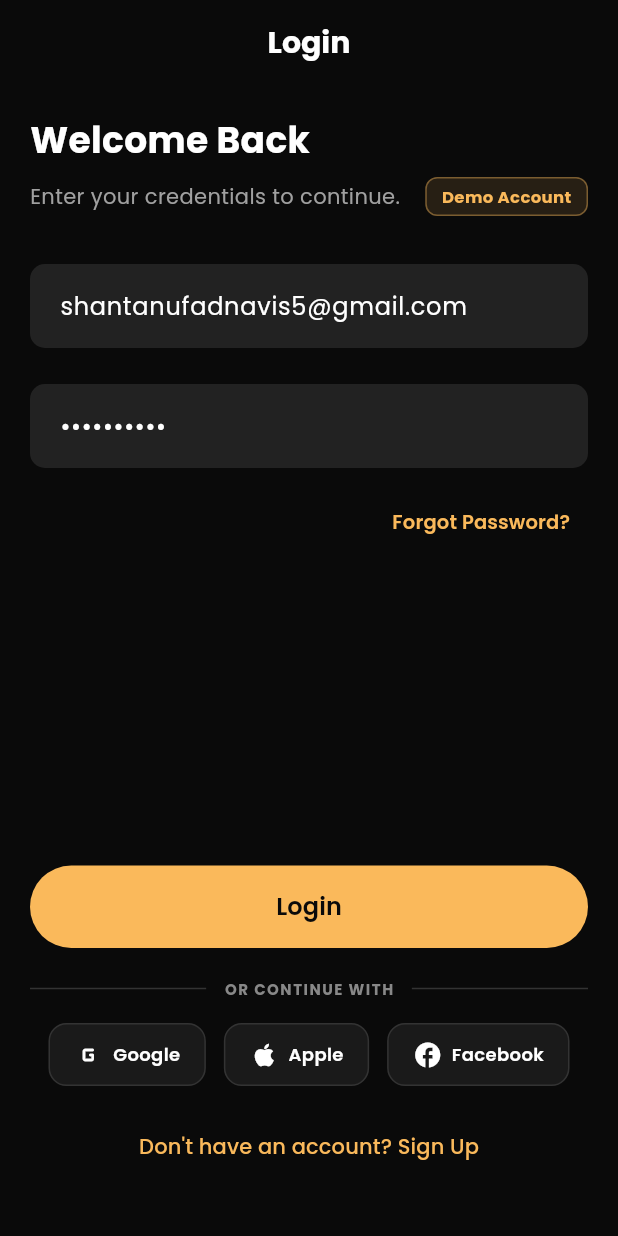
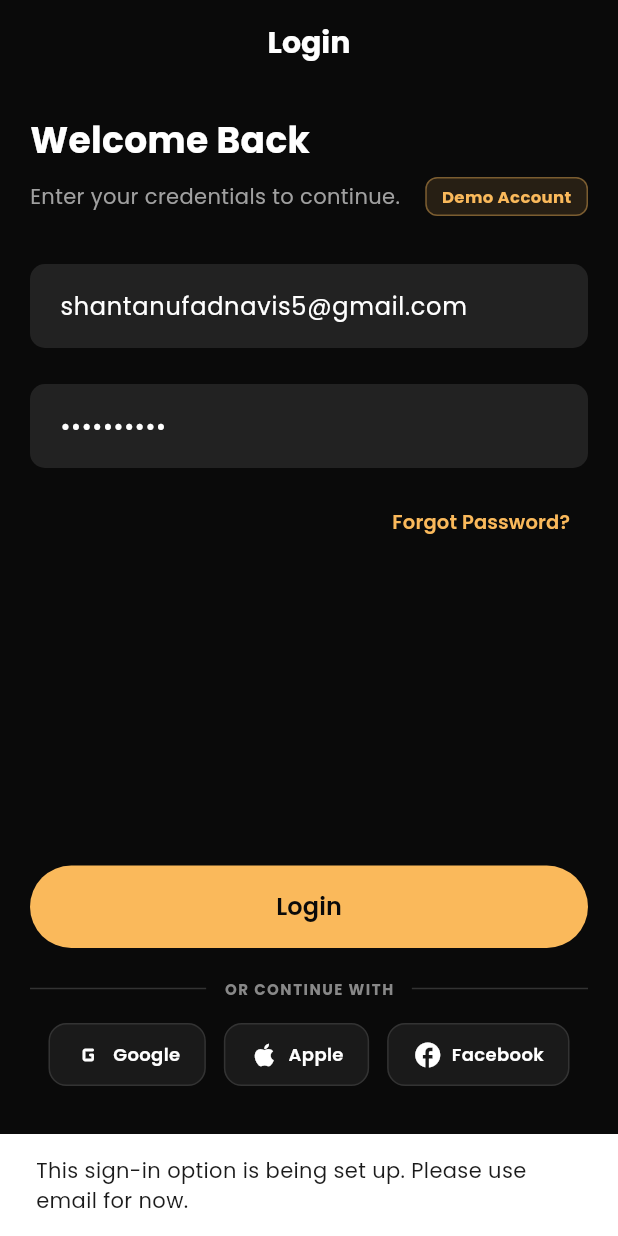
Before and after one commit to Shanny-dot/rrc_app, a Flutter app: the screen it shows after launch, after a tap on "Demo Account", on a phone screen of 412 x 824 dp. Run offline on Flutter 3.47's test engine with Material 3 defaults, Android fonts, the phone set to English and light mode, and no system bars; our stand-ins replace flutter_contacts, flutter_secure_storage, google_fonts, google_sign_in, package_info_plus, share_plus and 1 more; missing offline and left inert: add_2_calendar, flutter_facebook_auth, mobile_scanner; network calls fail.

Commit message:
Social sign-in ready to switch on
- assets/config/social.json holds the public Google/Facebook IDs (empty = not set up yet)
- Google: pass the Web client ID as serverClientId so an ID token is returned
- Facebook: Android SDK config, login activities, email permission
- Fixed signing key for test builds (com.rrc.app.test only) so Google/Facebook can register it
- Friendly message instead of an error when a provider isn't set up
Co-Authored-By: Claude Opus 5.5 <noreply@anthropic.com>
Claude-Session: https://claude.ai/code/session_019tSeMuX8V8ecpkdCg3YLsJ

```diff
--- /dev/null
+++ b/assets/config/social.json
@@ -0,0 +1,6 @@
+{
+  "_comment": "Public sign-in IDs (safe to ship in the app). Fill these in to turn on Google and Facebook sign-in. The backend needs the matching GOOGLE_CLIENT_IDS, FACEBOOK_APP_ID and FACEBOOK_APP_SECRET environment variables.",
+  "google_web_client_id": "",
+  "facebook_app_id": "",
+  "facebook_client_token": ""
+}
--- a/lib/screens/auth_flow.dart
+++ b/lib/screens/auth_flow.dart
@@ -8,6 +8,7 @@ import '../widgets/core_widgets.dart';
 import 'dashboard_screens.dart';
 import '../services/api_service.dart';
 import '../services/version_gate.dart';
+import '../services/social_config.dart';
 
 // ----------------- Auth flow ----------------- //
 
@@ -245,7 +246,16 @@ class _QuickSignUpScreenState extends State<QuickSignUpScreen> {
           setState(() => _isLoading = false);
           return;
         }
-        final GoogleSignIn googleSignIn = GoogleSignIn(scopes: ['email']);
+        final social = await SocialConfig.load();
+        if (!social.googleReady) {
+          if (mounted) {
+            ScaffoldMessenger.of(context).showSnackBar(const SnackBar(content: Text(SocialConfig.notReadyMessage)));
+          }
+          setState(() => _isLoading = false);
+          return;
+        }
+        // serverClientId (the Web client ID) makes Google return an ID token the backend can verify.
+        final GoogleSignIn googleSignIn = GoogleSignIn(scopes: ['email'], serverClientId: social.googleWebClientId);
         final GoogleSignInAccount? googleUser = await googleSignIn.signIn();
         if (googleUser == null) {
           setState(() => _isLoading = false);
@@ -299,7 +309,15 @@ class _QuickSignUpScreenState extends State<QuickSignUpScreen> {
           }
         }
       } else if (provider == 'facebook') {
-        final LoginResult result = await FacebookAuth.instance.login();
+        final social = await SocialConfig.load();
+        if (!social.facebookReady) {
+          if (mounted) {
+            ScaffoldMessenger.of(context).showSnackBar(const SnackBar(content: Text(SocialConfig.notReadyMessage)));
+          }
+          setState(() => _isLoading = false);
+          return;
+        }
+        final LoginResult result = await FacebookAuth.instance.login(permissions: ['email', 'public_profile']);
         if (result.status == LoginStatus.success) {
           final AccessToken accessToken = result.accessToken!;
           final res = await apiService.socialLogin(
@@ -816,7 +834,16 @@ class _LoginScreenState extends State<LoginScreen> {
           setState(() => _isLoading = false);
           return;
         }
-        final GoogleSignIn googleSignIn = GoogleSignIn(scopes: ['email']);
+        final social = await SocialConfig.load();
+        if (!social.googleReady) {
+          if (mounted) {
+            ScaffoldMessenger.of(context).showSnackBar(const SnackBar(content: Text(SocialConfig.notReadyMessage)));
+          }
+          setState(() => _isLoading = false);
+          return;
+        }
+        // serverClientId (the Web client ID) makes Google return an ID token the backend can verify.
+        final GoogleSignIn googleSignIn = GoogleSignIn(scopes: ['email'], serverClientId: social.googleWebClientId);
         final GoogleSignInAccount? googleUser = await googleSignIn.signIn();
         if (googleUser == null) {
           setState(() => _isLoading = false);
@@ -870,7 +897,15 @@ class _LoginScreenState extends State<LoginScreen> {
           }
         }
       } else if (provider == 'facebook') {
-        final LoginResult result = await FacebookAuth.instance.login();
+        final social = await SocialConfig.load();
+        if (!social.facebookReady) {
+          if (mounted) {
+            ScaffoldMessenger.of(context).showSnackBar(const SnackBar(content: Text(SocialConfig.notReadyMessage)));
+          }
+          setState(() => _isLoading = false);
+          return;
+        }
+        final LoginResult result = await FacebookAuth.instance.login(permissions: ['email', 'public_profile']);
         if (result.status == LoginStatus.success) {
           final AccessToken accessToken = result.accessToken!;
           final res = await apiService.socialLogin(
--- /dev/null
+++ b/lib/services/social_config.dart
@@ -0,0 +1,33 @@
+import 'dart:convert';
+import 'package:flutter/foundation.dart';
+import 'package:flutter/services.dart' show rootBundle;
+
+/// Public Google/Facebook sign-in IDs from assets/config/social.json.
+/// Empty values mean that provider isn't set up yet.
+class SocialConfig {
+  final String googleWebClientId;
+  final String facebookAppId;
+  final String facebookClientToken;
+
+  const SocialConfig._(this.googleWebClientId, this.facebookAppId, this.facebookClientToken);
+
+  bool get googleReady => googleWebClientId.isNotEmpty;
+  bool get facebookReady => facebookAppId.isNotEmpty && facebookClientToken.isNotEmpty;
+
+  static SocialConfig? _cached;
+
+  static Future<SocialConfig> load() async {
+    if (_cached != null) return _cached!;
+    try {
+      final data = jsonDecode(await rootBundle.loadString('assets/config/social.json')) as Map<String, dynamic>;
+      String v(String k) => (data[k] ?? '').toString().trim();
+      _cached = SocialConfig._(v('google_web_client_id'), v('facebook_app_id'), v('facebook_client_token'));
+    } catch (e) {
+      debugPrint('Social config not loaded: $e');
+      _cached = const SocialConfig._('', '', '');
+    }
+    return _cached!;
+  }
+
+  static const notReadyMessage = 'This sign-in option is being set up. Please use email for now.';
+}
--- a/pubspec.yaml
+++ b/pubspec.yaml
@@ -42,3 +42,4 @@ flutter:
   uses-material-design: true
   assets:
     - assets/images/
+    - assets/config/social.json
```
Also changed, not shown: 2 other files.
